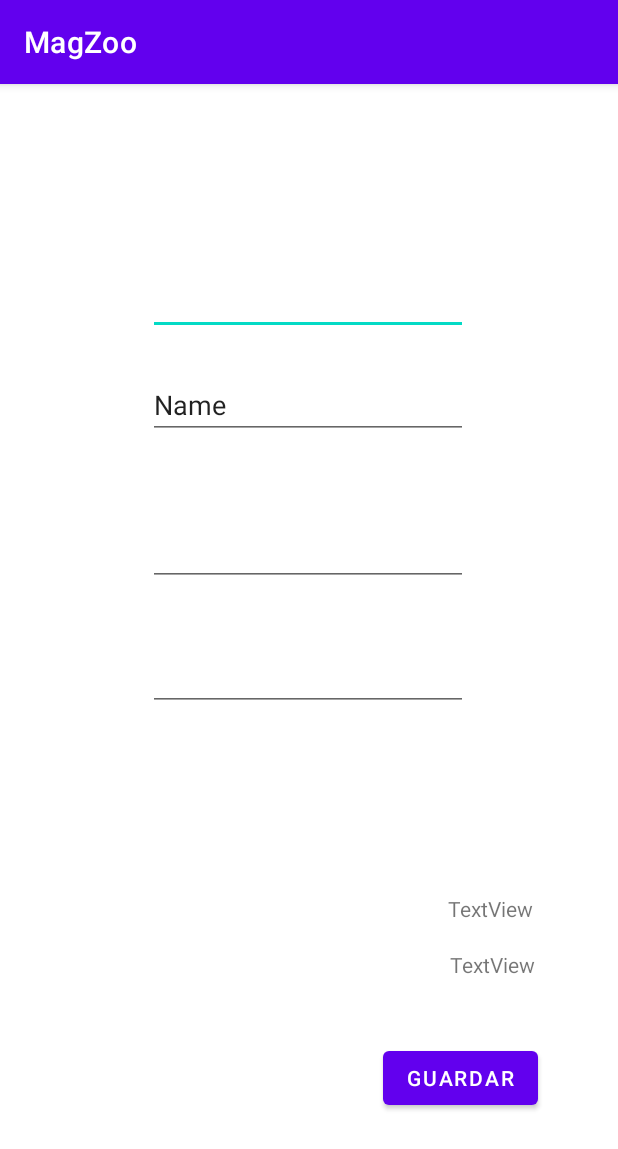
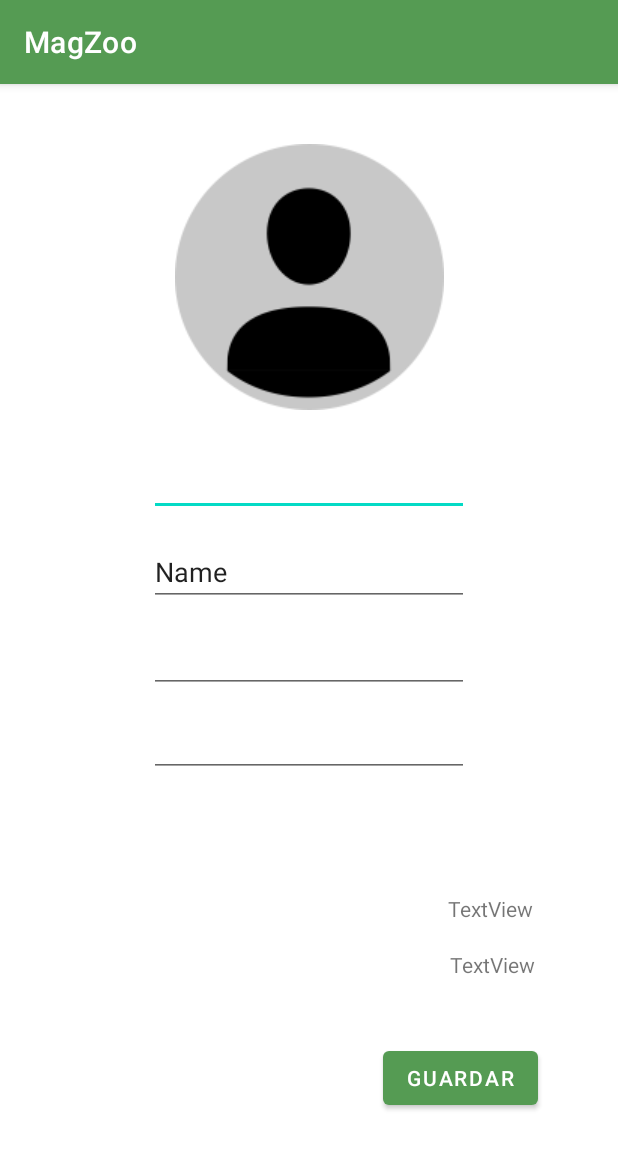
Before and after one commit to magzoo/mag, an Android app: the EditProfile screen opened directly, with no data from a screen before it, on a phone screen of 412 x 824 dp. Shown: the top 1149 px of the screen. Run offline under Robolectric (Android 15) with nearby library versions, the phone set to English and light mode, and no system bars; 1 statement that could not run was skipped.

Commit message:
profile e ajustes

```diff
--- a/app/build.gradle
+++ b/app/build.gradle
@@ -29,13 +29,12 @@ android {
 }
 
 dependencies {
-
+    implementation fileTree(dir: 'libs', include: ['*.jar'])
     implementation 'androidx.appcompat:appcompat:1.2.0'
     implementation 'com.google.android.material:material:1.3.0'
     implementation 'androidx.constraintlayout:constraintlayout:2.0.4'
     implementation 'androidx.navigation:navigation-fragment:2.3.2'
     implementation 'androidx.navigation:navigation-ui:2.3.2'
-    implementation files('C:\\Users\\josec\\Desktop\\Projeto CM\\mag\\app\\libs\\jtds-1.3.1.jar')
     testImplementation 'junit:junit:4.+'
     androidTestImplementation 'androidx.test.ext:junit:1.1.2'
     androidTestImplementation 'androidx.test.espresso:espresso-core:3.3.0'
--- a/app/src/main/AndroidManifest.xml
+++ b/app/src/main/AndroidManifest.xml
@@ -6,6 +6,7 @@
     <uses-permission android:name="android.permission.INTERNET" />
     <uses-permission android:name="android.permission.ACCESS_NETWORK_STATE" />
     <uses-permission android:name="android.permission.ACCESS_WIFI_STATE" />
+    <uses-permission android:name="android.permission.READ_EXTERNAL_STORAGE" />
 
     <application
         android:allowBackup="true"
--- a/app/src/main/java/com/example/magzoo/Profile.java
+++ b/app/src/main/java/com/example/magzoo/Profile.java
@@ -70,12 +70,12 @@ public class Profile extends AppCompatActivity {
                     String image = rs.getString("Profile_Picture");
                     Log.d("bajoraz","ola3" + image);
 
-                    byte[] bytes = Base64.decode(image, Base64.DEFAULT);
-                    Log.d("bajoraz","ola4: " + bytes);
-                    Bitmap bitmap = BitmapFactory.decodeByteArray(bytes, 0, bytes.length);
-                    Log.d("bajoraz","ola5" + bitmap);
-                    profilePicture.setImageBitmap(bitmap);
-                    Log.d("bajoraz","ola6");
+//                    byte[] bytes = Base64.decode(image, Base64.DEFAULT);
+//                    Log.d("bajoraz","ola4: " + bytes);
+//                    Bitmap bitmap = BitmapFactory.decodeByteArray(bytes, 0, bytes.length);
+//                    Log.d("bajoraz","ola5" + bitmap);
+//                    profilePicture.setImageBitmap(bitmap);
+//                    Log.d("bajoraz","ola6");
                 }
             } catch (SQLException throwables) {
                 throwables.printStackTrace();
--- a/app/src/main/java/com/example/magzoo/Signup.java
+++ b/app/src/main/java/com/example/magzoo/Signup.java
@@ -93,6 +93,7 @@ public class Signup extends AppCompatActivity {
                         SharedPreferences.Editor editor = sharedLogin.edit();
                         editor.putString("email", email);
                         editor.putString("pass", pass);
+                        editor.commit();
 
                         Intent intent =  new Intent(Signup.this, Map.class);
                         startActivity(intent);
--- a/app/src/main/res/layout/activity_edit_profile.xml
+++ b/app/src/main/res/layout/activity_edit_profile.xml
@@ -5,6 +5,17 @@
     android:layout_width="match_parent"
     android:layout_height="match_parent"
     tools:context=".EditProfile">
+
+
+    <ImageView
+        android:id="@+id/imgprofile"
+        android:layout_width="wrap_content"
+        android:layout_height="wrap_content"
+        android:layout_marginTop="40dp"
+        app:layout_constraintEnd_toEndOf="parent"
+        app:layout_constraintStart_toStartOf="parent"
+        app:layout_constraintTop_toTopOf="parent"
+        android:background="@drawable/profilebackground" />
 
     <EditText
         android:id="@+id/editTextProfileEmail"
@@ -15,10 +26,9 @@
         android:text="Email"
         app:layout_constraintBottom_toBottomOf="parent"
         app:layout_constraintEnd_toEndOf="parent"
-        app:layout_constraintHorizontal_bias="0.497"
         app:layout_constraintStart_toStartOf="parent"
-        app:layout_constraintTop_toTopOf="parent"
-        app:layout_constraintVertical_bias="0.169" />
+        app:layout_constraintTop_toBottomOf="@+id/imgprofile"
+        app:layout_constraintVertical_bias="0.05" />
 
     <EditText
         android:id="@+id/editTextProfileName"
@@ -29,10 +39,9 @@
         android:text="Name"
         app:layout_constraintBottom_toBottomOf="parent"
         app:layout_constraintEnd_toEndOf="parent"
-        app:layout_constraintHorizontal_bias="0.497"
         app:layout_constraintStart_toStartOf="parent"
-        app:layout_constraintTop_toTopOf="parent"
-        app:layout_constraintVertical_bias="0.265" />
+        app:layout_constraintTop_toBottomOf="@+id/editTextProfileEmail"
+        app:layout_constraintVertical_bias="0.034" />
 
     <EditText
         android:id="@+id/editTextTextPassword"
@@ -42,10 +51,9 @@
         android:inputType="textPassword"
         app:layout_constraintBottom_toBottomOf="parent"
         app:layout_constraintEnd_toEndOf="parent"
-        app:layout_constraintHorizontal_bias="0.497"
         app:layout_constraintStart_toStartOf="parent"
-        app:layout_constraintTop_toTopOf="parent"
-        app:layout_constraintVertical_bias="0.4" />
+        app:layout_constraintTop_toBottomOf="@+id/editTextProfileName"
+        app:layout_constraintVertical_bias="0.034" />
 
     <EditText
         android:id="@+id/editTextTextPassword2"
@@ -55,10 +63,9 @@
         android:inputType="textPassword"
         app:layout_constraintBottom_toBottomOf="parent"
         app:layout_constraintEnd_toEndOf="parent"
-        app:layout_constraintHorizontal_bias="0.497"
         app:layout_constraintStart_toStartOf="parent"
-        app:layout_constraintTop_toTopOf="parent"
-        app:layout_constraintVertical_bias="0.516" />
+        app:layout_constraintTop_toBottomOf="@+id/editTextTextPassword"
+        app:layout_constraintVertical_bias="0.034" />
 
     <TextView
         android:id="@+id/txtEditProfileCrtDate"
@@ -95,4 +102,7 @@
         app:layout_constraintStart_toStartOf="parent"
         app:layout_constraintTop_toTopOf="parent"
         app:layout_constraintVertical_bias="0.887" />
+
+
+
 </androidx.constraintlayout.widget.ConstraintLayout>
--- a/app/src/main/res/values-night/themes.xml
+++ b/app/src/main/res/values-night/themes.xml
@@ -1,6 +1,6 @@
 <resources xmlns:tools="http://schemas.android.com/tools">
     <!-- Base application theme. -->
-    <style name="Theme.MagZoo" parent="Theme.MaterialComponents.DayNight.DarkActionBar">
+    <style name="Theme.MagZoo" parent="Theme.MaterialComponents.Light.DarkActionBar">
         <!-- Primary brand color. -->
         <item name="colorPrimary">@color/purple_200</item>
         <item name="colorPrimaryVariant">@color/purple_700</item>
--- a/app/src/main/res/values/themes.xml
+++ b/app/src/main/res/values/themes.xml
@@ -1,9 +1,9 @@
 <resources xmlns:tools="http://schemas.android.com/tools">
     <!-- Base application theme. -->
-    <style name="Theme.MagZoo" parent="Theme.MaterialComponents.DayNight.DarkActionBar">
+    <style name="Theme.MagZoo" parent="Theme.MaterialComponents.Light.DarkActionBar">
         <!-- Primary brand color. -->
-        <item name="colorPrimary">@color/purple_500</item>
-        <item name="colorPrimaryVariant">@color/purple_700</item>
+        <item name="colorPrimary">@color/green</item>
+        <item name="colorPrimaryVariant">@color/yellow</item>
         <item name="colorOnPrimary">@color/white</item>
         <!-- Secondary brand color. -->
         <item name="colorSecondary">@color/teal_200</item>
--- a/build.gradle
+++ b/build.gradle
@@ -6,6 +6,7 @@ buildscript {
     }
     dependencies {
         classpath "com.android.tools.build:gradle:4.1.3"
+
 
         // NOTE: Do not place your application dependencies here; they belong
         // in the individual module build.gradle files
```
Also changed, not shown: app/src/libs/jtds-1.3.1.jar (added), app/src/main/res/drawable-v24/add.png (added), app/src/main/res/drawable-v24/profilebackground.png (added), 1 other file.
